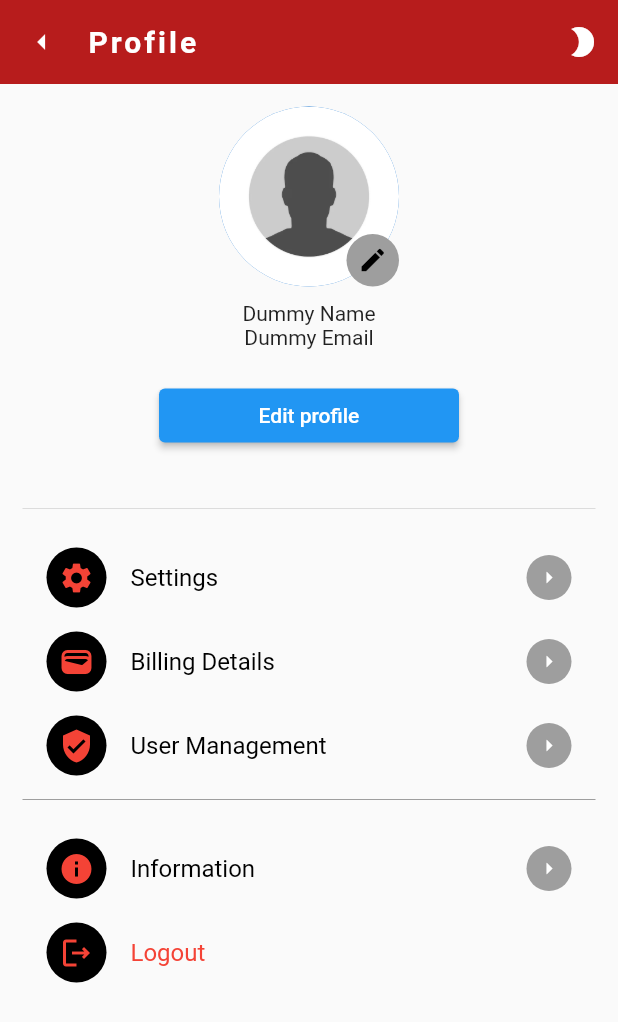
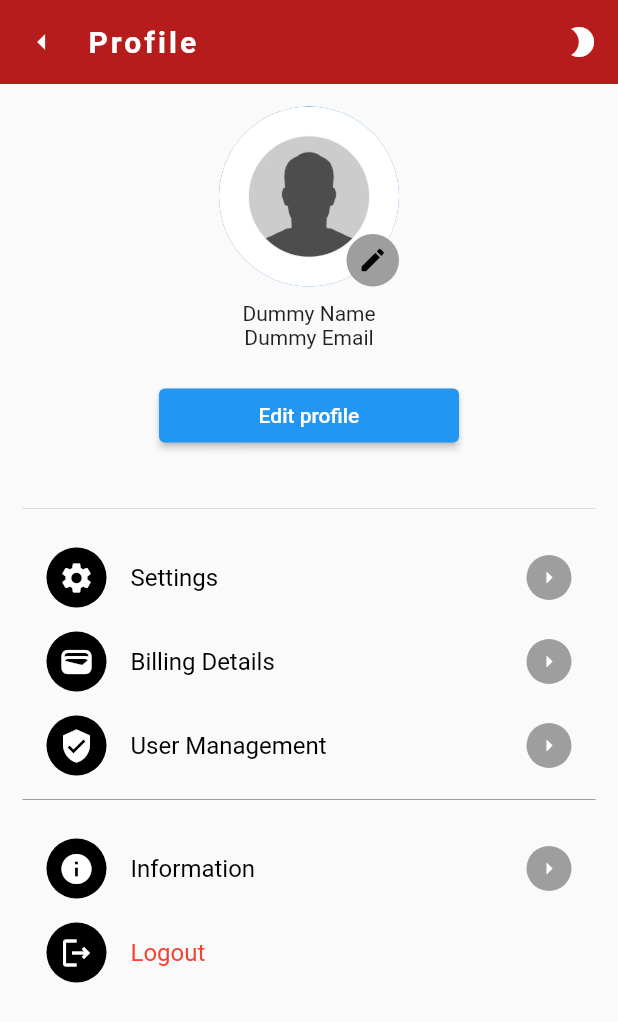
Before and after one commit to CsongorD/crypto-market-CsongorD, a Flutter app: the Profile screen opened by its route, on a phone screen of 412 x 824 dp. Shown: the top 1022 px of the screen. Run offline on Flutter 3.47's test engine with Material 2 defaults, Android fonts, the phone set to English and light mode, and no system bars; missing offline and left inert: flutter_circular_text; network calls fail.

Commit message:
add styling to profile menu widget and to landing

```diff
--- a/frontend/lib/widgets/profile_menu_widget.dart
+++ b/frontend/lib/widgets/profile_menu_widget.dart
@@ -29,7 +29,7 @@ class ProfileMenuWidget extends StatelessWidget {
         ),
         child: Icon(
           icon,
-          color: Colors.red,
+          color: Colors.white,
         ),
       ),
       title: Text(
```
Also changed, not shown: frontend/lib/widgets/landing.dart (+11 -8 lines).
